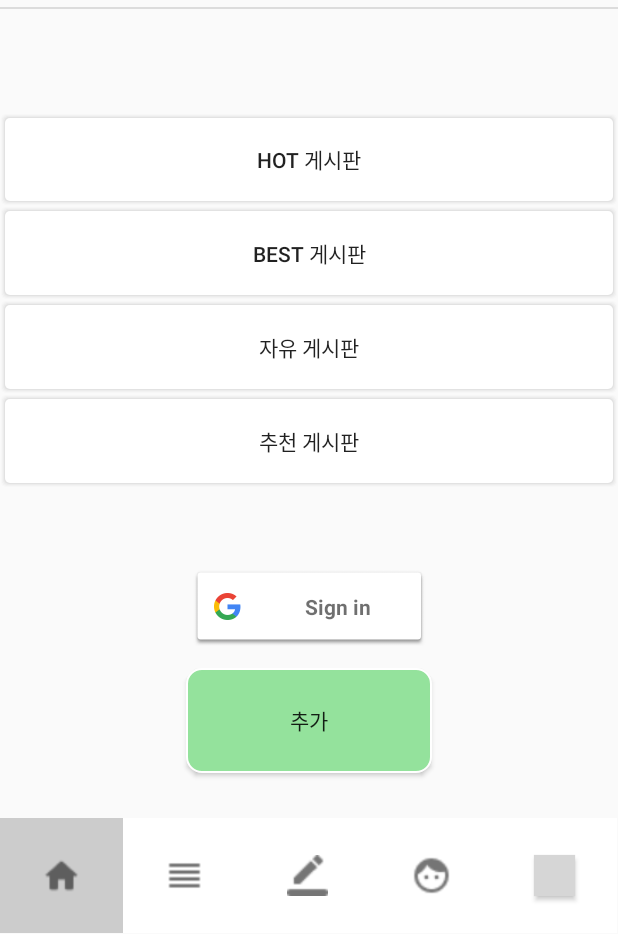
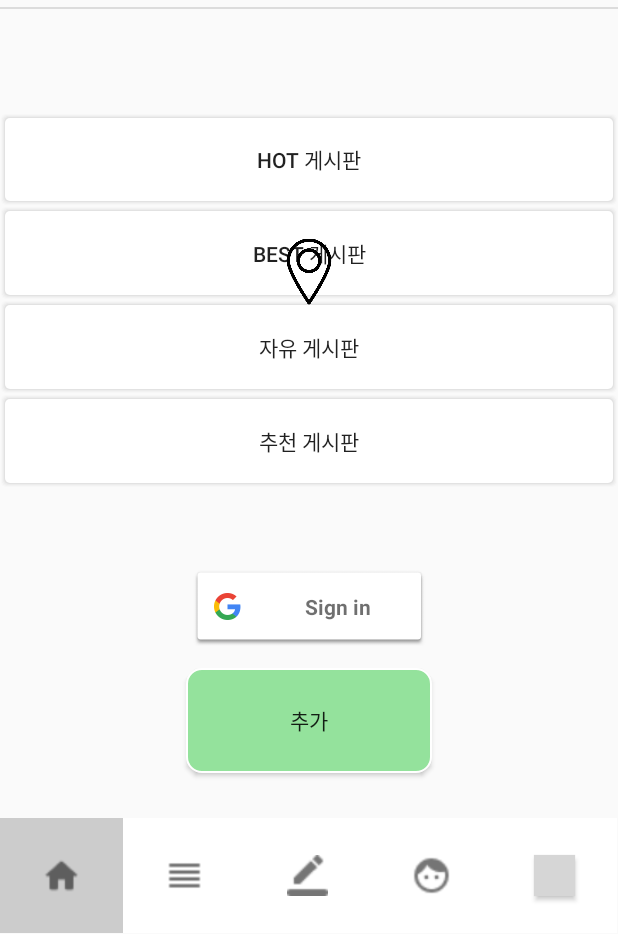
Before and after one commit to CJBJ1/Usans, an Android app: the screen it shows after launch (MainActivity), after a tap on an icon or button, on a phone screen of 412 x 824 dp, the part 302-1236 px from its top. Run offline under Robolectric (Android 15) with nearby library versions, the phone set to English and light mode, and no system bars; our stand-ins replace CircleImageView, Volley; grey boxes are pictures that could not be loaded.

Commit message:
산스장 추가용 마커

```diff
--- a/app/src/main/java/com/example/usans/CustomLayout/CustomActionBar.java
+++ b/app/src/main/java/com/example/usans/CustomLayout/CustomActionBar.java
@@ -24,10 +24,6 @@ public class CustomActionBar {
     public TextView dongTextView;
     public Button dongButton;
     public Button addButton;
-
-    public Button searchButton;
-    public EditText searchText;
-    public Button writeButton;
 
     public TextView titleText;
     public ImageView medalView;
@@ -65,6 +61,8 @@ public class CustomActionBar {
                         main.homeFragment.showAddMarkerButton();
                     }
                 });
+                MainActivity main = (MainActivity) activity;
+                if (main.homeFragment.addMarker != null) main.homeFragment.addMarker.setVisibility(View.INVISIBLE);
                 break;
             case 1:
                 setActionBar(0);
@@ -73,10 +71,6 @@ public class CustomActionBar {
             case 2:
                 mCustomView = LayoutInflater.from(activity).inflate(R.layout.custom_action_bar2, null);
                 actionBar.setCustomView(mCustomView);
-
-                searchButton = mCustomView.findViewById(R.id.search_button);
-                searchText = mCustomView.findViewById(R.id.search_text);
-                writeButton = mCustomView.findViewById(R.id.write_button);
                 break;
             case 3:
                 mCustomView = LayoutInflater.from(activity).inflate(R.layout.custom_action_bar3, null);
@@ -95,6 +89,7 @@ public class CustomActionBar {
                     public void onClick(View v) {
                         setActionBar(0);
                         MainActivity main = (MainActivity) activity;
+                        main.homeFragment.addMarker.setVisibility(View.INVISIBLE);
                         main.homeFragment.addMarkerButtom.setVisibility(View.INVISIBLE);
                     }
                 });
--- a/app/src/main/java/com/example/usans/SceneFragment/HomeFragment.java
+++ b/app/src/main/java/com/example/usans/SceneFragment/HomeFragment.java
@@ -8,6 +8,7 @@ import android.view.LayoutInflater;
 import android.view.View;
 import android.view.ViewGroup;
 import android.widget.Button;
+import android.widget.ImageView;
 import android.widget.Toast;
 
 import com.example.usans.CustomLayout.Info;
@@ -46,6 +47,7 @@ public class HomeFragment extends Fragment
     private JSONArray jsArr;
     private GoogleMap mMap;
 
+    public ImageView addMarker;
     public Button addMarkerButtom;
     public Button sansNavigationStartButton;
 
@@ -60,6 +62,7 @@ public class HomeFragment extends Fragment
 
         facilityList = (FacilityList)getActivity().getApplicationContext();
 
+        addMarker = view.findViewById(R.id.marker_image);
         addMarkerButtom = view.findViewById(R.id.add_marker_button);
         sansNavigationStartButton = view.findViewById(R.id.sans_navigation_start_button);
 
@@ -78,13 +81,14 @@ public class HomeFragment extends Fragment
     }
 
     public void showAddMarkerButton(){
+        addMarker.setVisibility(View.VISIBLE);
         addMarkerButtom.setVisibility(View.VISIBLE);
         addMarkerButtom.setOnClickListener(new View.OnClickListener() {
             @Override
             public void onClick(View v) {
                 Log.i("addMarkerButton", "클릭");
                 MainActivity main = (MainActivity) getActivity();
-                main.moveToAddSans();
+                main.moveToAddSans();   // 맵의 중앙 위치 전송
             }
         });
     }
--- a/app/src/main/res/layout/custom_action_bar3.xml
+++ b/app/src/main/res/layout/custom_action_bar3.xml
@@ -15,6 +15,7 @@
         android:layout_marginStart="12dp"
         android:text="나의 운동"
         android:textSize="18dp"
+        android:textColor="@android:color/black"
         app:layout_constraintBottom_toBottomOf="parent"
         app:layout_constraintStart_toStartOf="parent"
         app:layout_constraintTop_toTopOf="parent" />
--- a/app/src/main/res/layout/fragment_home.xml
+++ b/app/src/main/res/layout/fragment_home.xml
@@ -42,4 +42,17 @@
         app:layout_constraintStart_toStartOf="parent">
 
     </LinearLayout>
+
+    <ImageView
+        android:id="@+id/marker_image"
+        android:layout_width="44dp"
+        android:layout_height="78dp"
+        app:layout_constraintBottom_toBottomOf="parent"
+        app:layout_constraintEnd_toEndOf="parent"
+        app:layout_constraintStart_toStartOf="@+id/map"
+        app:layout_constraintTop_toTopOf="@+id/map"
+        app:srcCompat="@drawable/marker"
+        android:layout_marginBottom="38dp"
+        android:visibility="invisible"/>
+
 </androidx.constraintlayout.widget.ConstraintLayout>
```
Also changed, not shown: app/src/main/res/layout/custom_action_bar2.xml (+5 -13 lines), app/src/main/res/drawable/marker.png (added).
